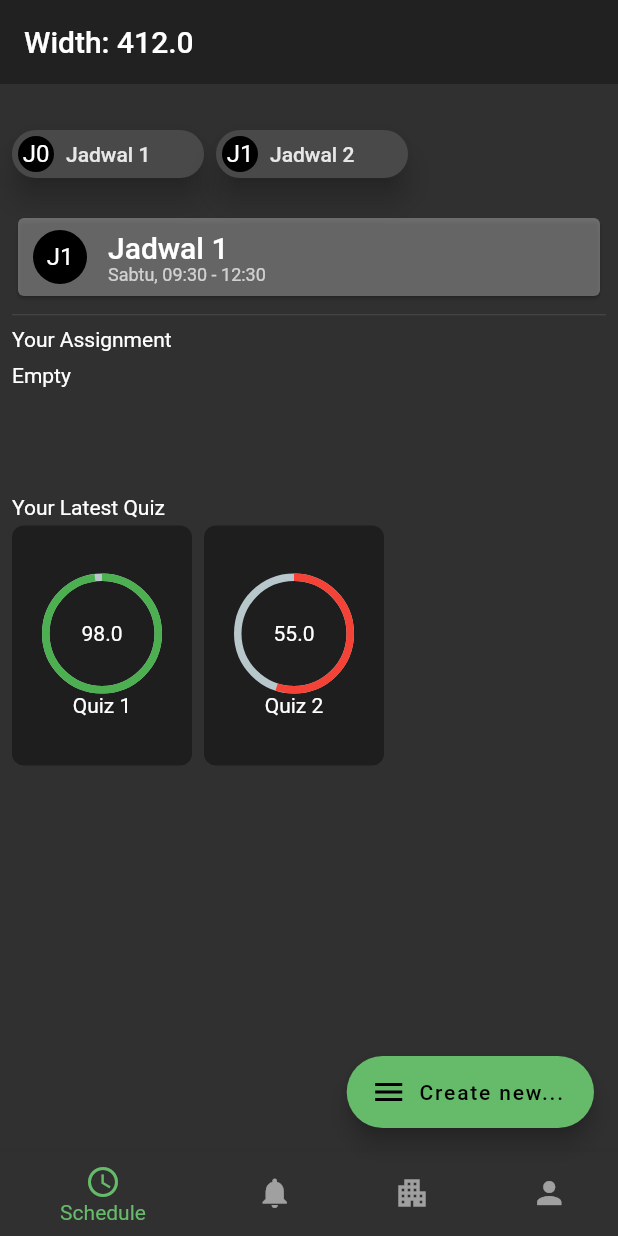
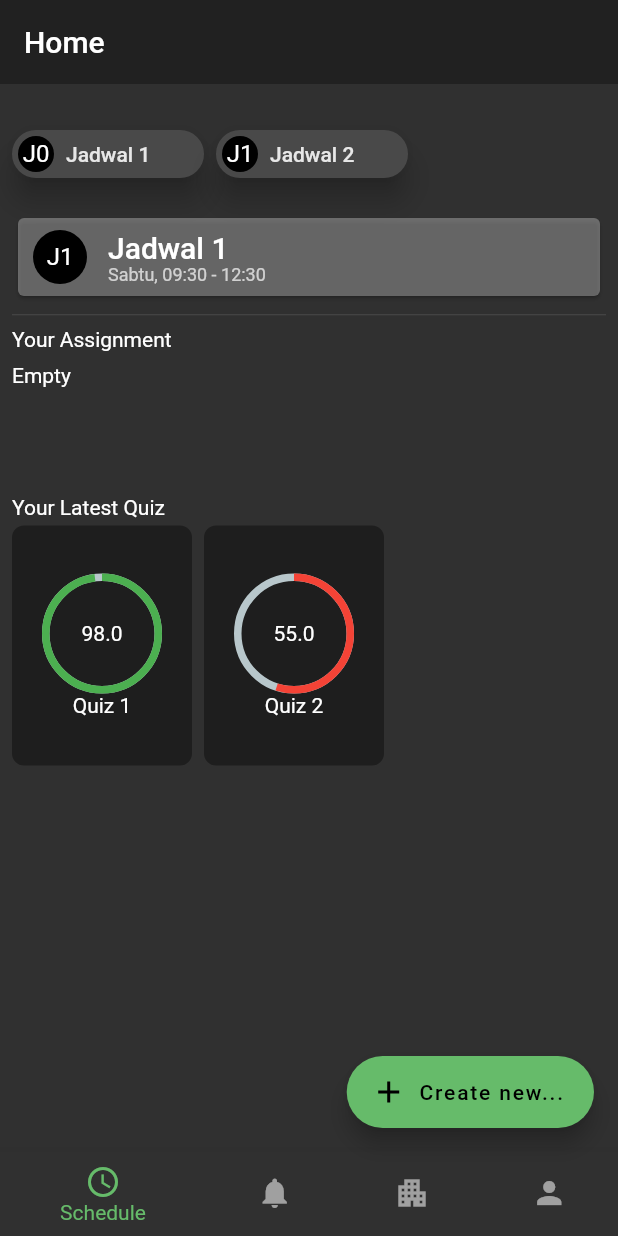
Before and after one commit to leonardotaufans/jadwalnya2, a Flutter app: the screen it shows after launch, on a phone screen of 412 x 824 dp. Run offline on Flutter 3.47's test engine with Material 2 defaults, Android fonts, the phone set to English and light mode, and no system bars; drawn by our look-alikes of flutter_speed_dial, percent_indicator; our stand-ins replace carousel_slider, full_screen_image_null_safe, lottie; missing offline and left inert: animate_icons.

```diff
--- a/lib/screen/home/dashboard_screen.dart
+++ b/lib/screen/home/dashboard_screen.dart
@@ -1,4 +1,5 @@
 // @dart=2.9
+import 'package:animate_icons/animate_icons.dart';
 import 'package:flutter/cupertino.dart';
 import 'package:flutter/material.dart';
 import 'package:flutter_speed_dial/flutter_speed_dial.dart';
@@ -49,7 +50,7 @@ class _DashboardScreenState extends State<DashboardScreen> {
     return Scaffold(
       appBar: AppBar(
         elevation: 0,
-        title: Text('Width: ${MediaQuery.of(context).size.width}'),
+        title: Text('${widget.drawerItems[_index].title}'),
       ),
       body: Flex(direction: Axis.horizontal, children: [
         /// Side Navigation Bar if used
@@ -143,7 +144,7 @@ class SpeedDialFab extends StatelessWidget {
     return SpeedDial(
       buttonSize: 48,
       label: Text('Create new...'),
-      animatedIcon: AnimatedIcons.menu_close,
+      animatedIcon: AnimatedIcons.add_event,
       children: [
         SpeedDialChild(
             onTap: () {},
```
